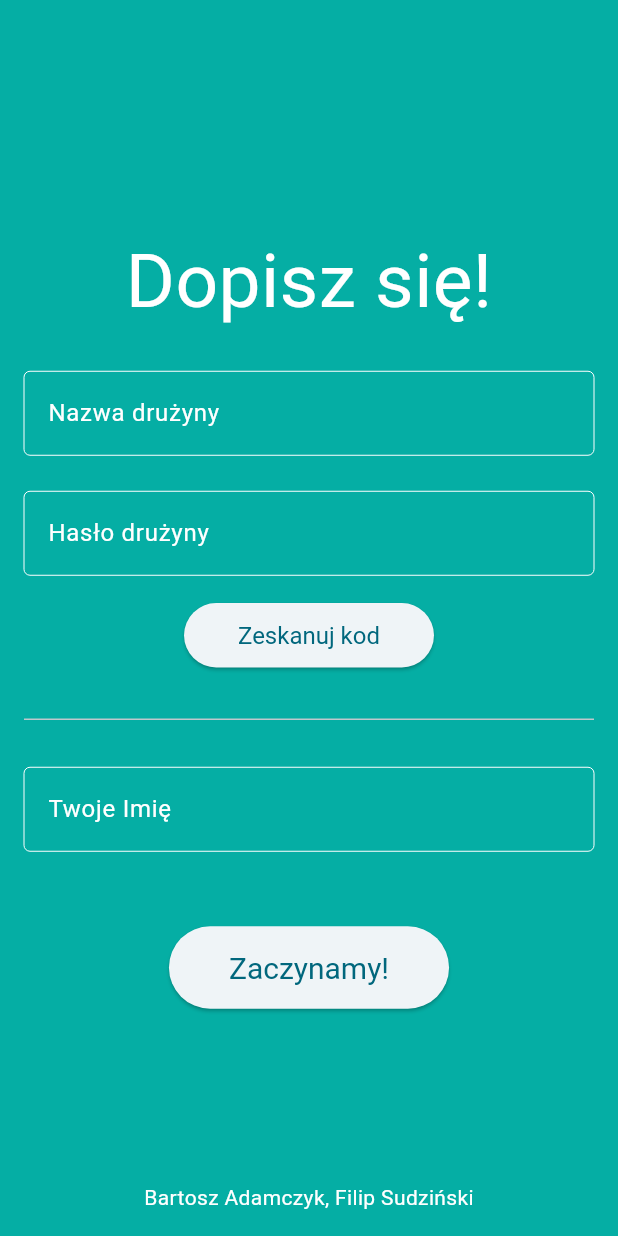
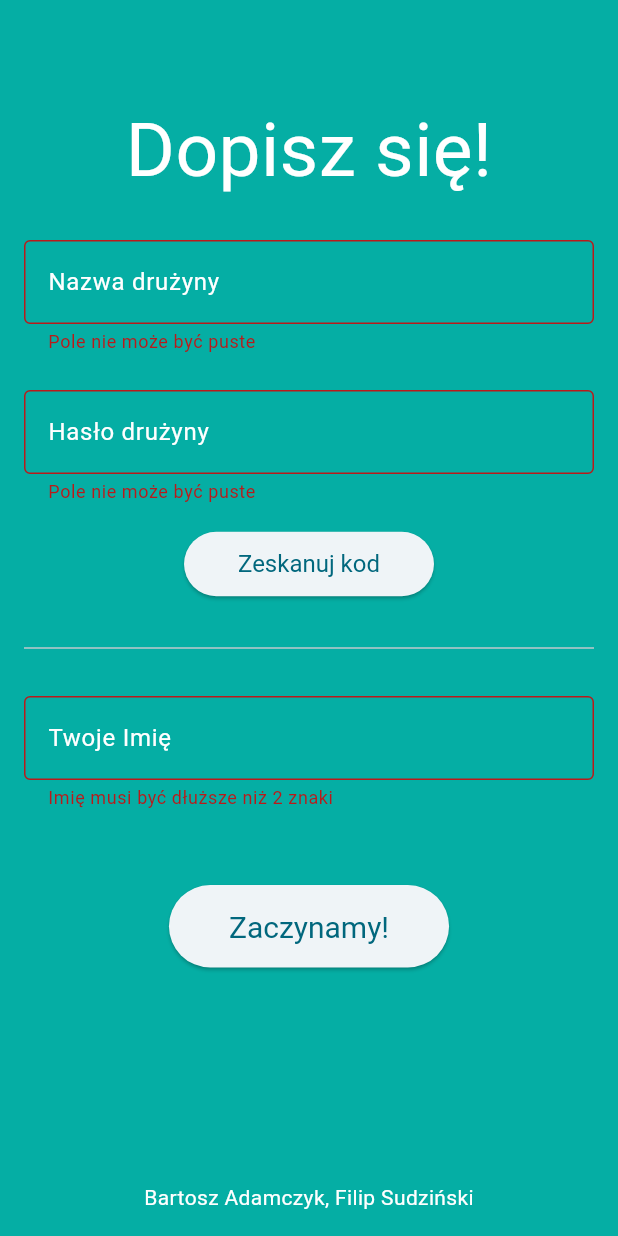
Before and after one commit to adamczykb/gra_miejska, a Flutter app: the ConnectToGame screen opened directly, after a tap on "Zaczynamy!", on a phone screen of 412 x 824 dp. Run offline on Flutter 3.47's test engine with Material 2 defaults, Android fonts, the phone set to English and light mode, and no system bars; our stand-ins replace flutter_compass, flutter_map, geolocator, latlong2, permission_handler, shared_preferences; missing offline and left inert: flutter_map_location_marker, qr_code_scanner; accounts and stored records are empty; network calls fail; Roboto replaces fonts that are missing (Geologica).

Commit message:
feature joining

```diff
--- a/lib/compas_page.dart
+++ b/lib/compas_page.dart
@@ -113,9 +113,8 @@ class _CompassWidgetState extends State<CompassWidget> {
           child: Container(
             padding: EdgeInsets.all(16.0),
             alignment: Alignment.center,
-            decoration: BoxDecoration(
-              shape: BoxShape.circle,
-            ),
+            decoration:
+                BoxDecoration(shape: BoxShape.circle, color: Color(0xFF1690ac)),
             child: Transform.rotate(
               angle: (direction * (math.pi / 180) * -1 + azimuth + 180 * -1),
               child: Icon(
--- a/lib/connect_to_game.dart
+++ b/lib/connect_to_game.dart
@@ -4,6 +4,8 @@ import 'package:gra_miejska/menu.dart';
 import 'package:qr_code_scanner/qr_code_scanner.dart';
 
 import 'package:flutter/material.dart';
+
+import 'connection_db.dart';
 
 List<Color> get getColorsList => [
       const Color(0xFF05aea4),
@@ -19,12 +21,31 @@ List<Alignment> get getAlignments => [
 
 var counter = 0;
 var closed = true;
+final _formKey = GlobalKey<FormState>();
 
+TextEditingController teamController = TextEditingController();
+TextEditingController passwordController = TextEditingController();
+TextEditingController nameController = TextEditingController();
 void checkingAndConnectToGame(context) {
+  if (_formKey.currentState!.validate()) {
+    join(teamController.value.text, passwordController.value.text,
+            nameController.value.text)
+        .then((value) => {
+              if (value)
+                {
                   Navigator.push(
                     context,
                     MaterialPageRoute(builder: (context) => const MainMenu()),
-  );
+                  )
+                }
+              else
+                {
+                  ScaffoldMessenger.of(context).showSnackBar(
+                    const SnackBar(content: Text('Złe dane dołączeniowe')),
+                  )
+                }
+            });
+  }
 }
 
 class ConnectToGame extends StatefulWidget {
@@ -89,10 +110,6 @@ class _ConnectToGame extends State<ConnectToGame> {
     );
   }
 
-  TextEditingController teamController = TextEditingController();
-  TextEditingController passwordController = TextEditingController();
-  TextEditingController nameController = TextEditingController();
-
   @override
   Widget build(BuildContext context) {
     final ButtonStyle style = ElevatedButton.styleFrom(
@@ -113,27 +130,42 @@ class _ConnectToGame extends State<ConnectToGame> {
           ),
           duration: const Duration(seconds: 2),
         ),
-        Center(
-            child: Column(mainAxisSize: MainAxisSize.min, children: <Widget>[
+        SingleChildScrollView(
+            child: Form(
+                key: _formKey,
+                child:
+                    Column(mainAxisSize: MainAxisSize.min, children: <Widget>[
+                  const SizedBox(height: 64),
                   const Text(
                     "Dopisz się!",
                     style: TextStyle(
-                fontFamily: 'Geologica', color: Colors.white, fontSize: 50),
+                        fontFamily: 'Geologica',
+                        color: Colors.white,
+                        fontSize: 50),
                   ),
                   Padding(
-            padding: const EdgeInsets.symmetric(horizontal: 16, vertical: 24),
+                    padding: const EdgeInsets.symmetric(
+                        horizontal: 16, vertical: 24),
                     child: TextFormField(
+                      validator: (value) {
+                        if (value == null || value.isEmpty) {
+                          return 'Pole nie może być puste';
+                        }
+                        return null;
+                      },
                       controller: teamController,
                       style: const TextStyle(color: Colors.white),
                       decoration: const InputDecoration(
                           border: OutlineInputBorder(),
                           enabledBorder: OutlineInputBorder(
                             // width: 0.0 produces a thin "hairline" border
-                    borderSide: BorderSide(color: Colors.white, width: 0.0),
+                            borderSide:
+                                BorderSide(color: Colors.white, width: 0.0),
                           ),
                           focusedBorder: OutlineInputBorder(
                             // width: 0.0 produces a thin "hairline" border
-                    borderSide: BorderSide(color: Colors.white, width: 0.0),
+                            borderSide:
+                                BorderSide(color: Colors.white, width: 0.0),
                           ),
                           focusColor: Colors.white,
                           labelStyle: TextStyle(color: Colors.white),
@@ -148,15 +180,23 @@ class _ConnectToGame extends State<ConnectToGame> {
                       obscureText: true,
                       enableSuggestions: false,
                       autocorrect: false,
+                      validator: (value) {
+                        if (value == null || value.isEmpty) {
+                          return 'Pole nie może być puste';
+                        }
+                        return null;
+                      },
                       decoration: const InputDecoration(
                           border: OutlineInputBorder(),
                           enabledBorder: OutlineInputBorder(
                             // width: 0.0 produces a thin "hairline" border
-                    borderSide: BorderSide(color: Colors.white, width: 0.0),
+                            borderSide:
+                                BorderSide(color: Colors.white, width: 0.0),
                           ),
                           focusedBorder: OutlineInputBorder(
                             // width: 0.0 produces a thin "hairline" border
-                    borderSide: BorderSide(color: Colors.white, width: 0.0),
+                            borderSide:
+                                BorderSide(color: Colors.white, width: 0.0),
                           ),
                           focusColor: Colors.white,
                           labelStyle: TextStyle(color: Colors.white),
@@ -201,17 +241,27 @@ class _ConnectToGame extends State<ConnectToGame> {
                   Padding(
                     padding: const EdgeInsets.symmetric(horizontal: 16),
                     child: TextFormField(
+                      validator: (value) {
+                        if (value == null ||
+                            value.isEmpty ||
+                            value.length < 2) {
+                          return 'Imię musi być dłuższe niż 2 znaki';
+                        }
+                        return null;
+                      },
                       controller: nameController,
                       style: const TextStyle(color: Colors.white),
                       decoration: const InputDecoration(
                           border: OutlineInputBorder(),
                           enabledBorder: OutlineInputBorder(
                             // width: 0.0 produces a thin "hairline" border
-                    borderSide: BorderSide(color: Colors.white, width: 0.0),
+                            borderSide:
+                                BorderSide(color: Colors.white, width: 0.0),
                           ),
                           focusedBorder: OutlineInputBorder(
                             // width: 0.0 produces a thin "hairline" border
-                    borderSide: BorderSide(color: Colors.white, width: 0.0),
+                            borderSide:
+                                BorderSide(color: Colors.white, width: 0.0),
                           ),
                           focusColor: Colors.white,
                           labelStyle: TextStyle(color: Colors.white),
@@ -223,16 +273,8 @@ class _ConnectToGame extends State<ConnectToGame> {
                     style: style,
                     onPressed: () {
                       // Validate returns true if the form is valid, or false otherwise.
-              if (nameController.value.text.isNotEmpty &&
-                  passwordController.value.text.isNotEmpty &&
-                  teamController.value.text.isNotEmpty) {
-                // If the form is valid, display a snackbar. In the real world,
-                // you'd often call a server or save the information in a database.
-                ScaffoldMessenger.of(context).showSnackBar(
-                  const SnackBar(content: Text('Processing Data')),
-                );
+
                       checkingAndConnectToGame(context);
-              }
                     },
                     child: const Padding(
                         padding: EdgeInsets.all(16.0),
@@ -241,7 +283,7 @@ class _ConnectToGame extends State<ConnectToGame> {
                           style: TextStyle(fontFamily: 'Geologica'),
                         )),
                   ),
-        ])),
+                ]))),
         const Align(
           alignment: Alignment.bottomCenter,
           child: Padding(
--- a/pubspec.yaml
+++ b/pubspec.yaml
@@ -44,6 +44,7 @@ dependencies:
   flutter_map_marker_cluster: any
   latlong2: any
   flutter_map_location_marker : any
+  shared_preferences: ^2.1.2
 
 dev_dependencies:
   flutter_test:
```
Also changed, not shown: lib/connection_db.dart (added, +31 -0 lines), lib/main.dart (+30 -7 lines), lib/menu.dart (+48 -11 lines), pubspec.lock, 3 other files. Lines whose indentation alone changed are shown as unchanged.
